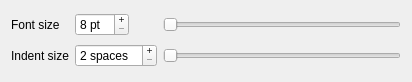
KatsumiKougen/SmallPyQt5Apps, file src/TextEditor/ui/CustomiseEditorWidget.ui: the form before one commit.
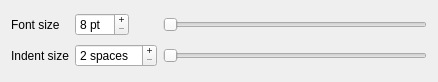
The form after the commit.

Commit message: Change the "CustomiseEditorWidget" window type from QWidget to QDialog

```diff
--- a/src/TextEditor/ui/CustomiseEditorWidget.ui
+++ b/src/TextEditor/ui/CustomiseEditorWidget.ui
@@ -1,12 +1,12 @@
 <?xml version="1.0" encoding="UTF-8"?>
 <ui version="4.0">
- <class>Form</class>
- <widget class="QWidget" name="Form">
+ <class>Dialog</class>
+ <widget class="QDialog" name="Dialog">
   <property name="geometry">
    <rect>
     <x>0</x>
     <y>0</y>
-    <width>412</width>
+    <width>438</width>
     <height>82</height>
    </rect>
   </property>
```
Left out of the diff: 28 changed lines with no effect on the pictures. The commit also changes 1 other file.
